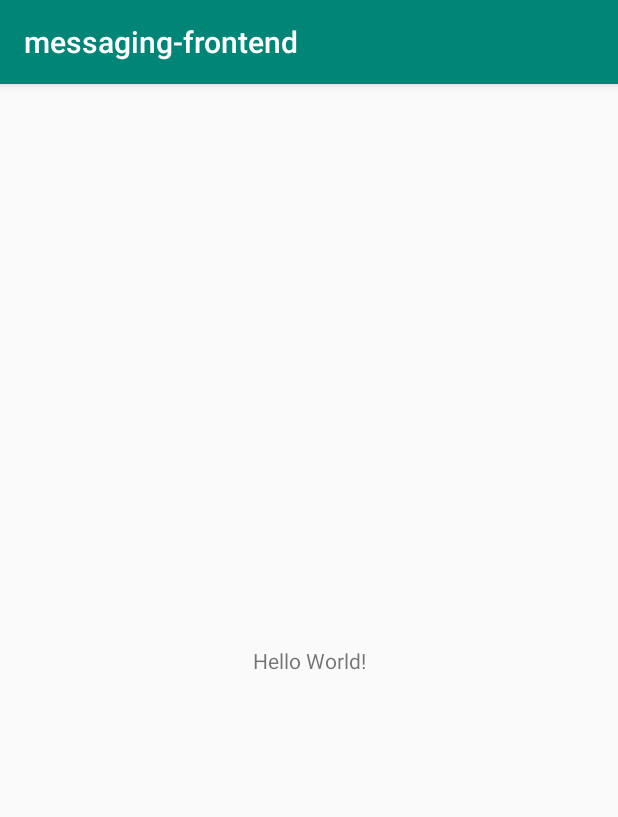
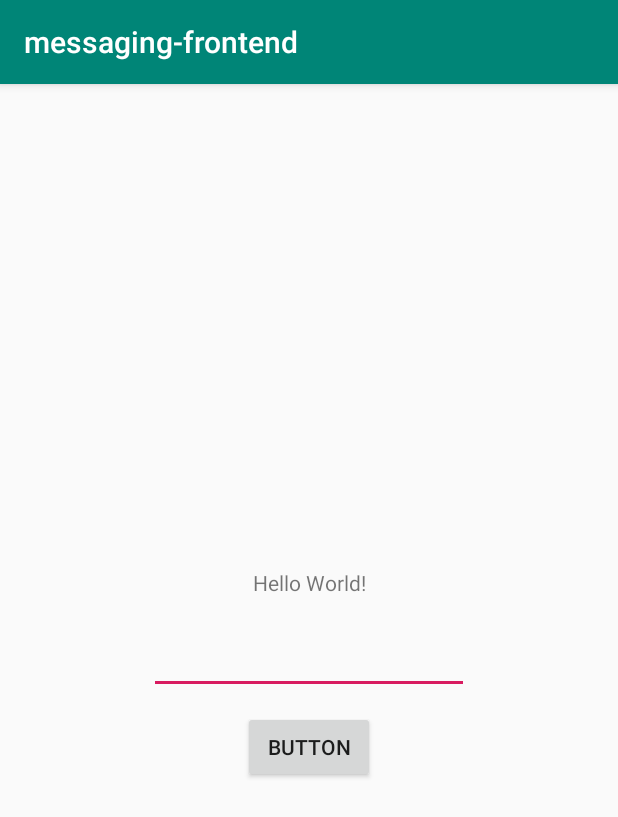
Before and after one commit to AMOS-NextHMI/messaging-frontend, an Android app: the screen it shows after launch (MainActivity), on a phone screen of 412 x 824 dp. Shown: the top 817 px of the screen. Run offline under Robolectric (Android 15) with nearby library versions, the phone set to English and light mode, and no system bars.

Commit message:
First Test UI Elements

```diff
--- a/mobile/src/main/res/layout/activity_main.xml
+++ b/mobile/src/main/res/layout/activity_main.xml
@@ -7,12 +7,40 @@
     tools:context=".MainActivity">
 
     <TextView
+        android:id="@+id/textView2"
         android:layout_width="wrap_content"
         android:layout_height="wrap_content"
         android:text="Hello World!"
         app:layout_constraintBottom_toBottomOf="parent"
-        app:layout_constraintLeft_toLeftOf="parent"
-        app:layout_constraintRight_toRightOf="parent"
+        app:layout_constraintEnd_toEndOf="parent"
+        app:layout_constraintHorizontal_bias="0.5"
+        app:layout_constraintStart_toStartOf="parent"
+        app:layout_constraintTop_toTopOf="parent"
+        app:layout_constraintVertical_bias="0.431" />
+
+    <Button
+        android:id="@+id/button"
+        android:layout_width="wrap_content"
+        android:layout_height="wrap_content"
+        android:text="Button"
+        app:layout_constraintBottom_toBottomOf="parent"
+        app:layout_constraintEnd_toEndOf="parent"
+        app:layout_constraintHorizontal_bias="0.5"
+        app:layout_constraintStart_toStartOf="parent"
+        app:layout_constraintTop_toTopOf="parent"
+        app:layout_constraintVertical_bias="0.581" />
+
+    <EditText
+        android:id="@+id/editText"
+        android:layout_width="wrap_content"
+        android:layout_height="wrap_content"
+        android:ems="10"
+        android:gravity="start|top"
+        android:inputType="textMultiLine"
+        app:layout_constraintBottom_toBottomOf="parent"
+        app:layout_constraintEnd_toEndOf="parent"
+        app:layout_constraintHorizontal_bias="0.5"
+        app:layout_constraintStart_toStartOf="parent"
         app:layout_constraintTop_toTopOf="parent" />
 
 </androidx.constraintlayout.widget.ConstraintLayout>
```
